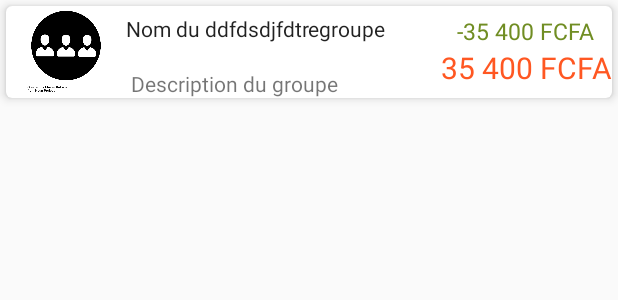
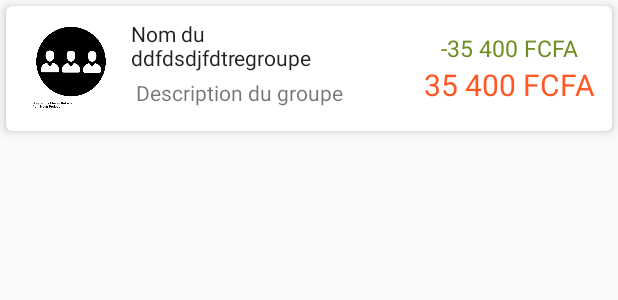
Before and after one commit to tsafdagh/money-pal, an Android app: the layout item_objective_group.xml on its own in the app's theme, with its tools: preview values and no code run, on a phone screen of 412 x 824 dp. Shown: the top 300 px of the screen. Run offline under Robolectric (Android 15) with nearby library versions, the phone set to English and light mode, and no system bars.

```diff
--- a/app/src/main/java/com/kola/moneypal/utils/GobalConfig.kt
+++ b/app/src/main/java/com/kola/moneypal/utils/GobalConfig.kt
@@ -10,5 +10,7 @@ object GobalConfig {
 
     val EXTRAT_REFERENCE_OBJ_GROUP_STRING = "objective_group"
     val EXTRAT_REFERENCE_OBJ_GROUP_ID_STRING = "objective_group_id"
+    val CONTRIBUTED_USER_AMOUNT = "montant_cotiser"
+    val DATE_CONTRIBUTED_ON_GROUP = "contributed_date"
 
 }
--- a/app/src/main/res/layout/fragment_home.xml
+++ b/app/src/main/res/layout/fragment_home.xml
@@ -50,7 +50,7 @@
         <LinearLayout
                 android:layout_width="match_parent"
                 android:layout_height="wrap_content"
-                android:orientation="vertical">
+                android:orientation="vertical" android:background="@color/common_google_signin_btn_text_dark_focused">
             <androidx.recyclerview.widget.RecyclerView
                     android:id="@+id/recycle_view_categorie_transactions"
                     android:orientation="horizontal"
--- a/app/src/main/res/layout/item_objective_group.xml
+++ b/app/src/main/res/layout/item_objective_group.xml
@@ -17,6 +17,7 @@
     <RelativeLayout
             android:layout_width="wrap_content"
             android:id="@+id/id_relativeYaout"
+            android:padding="3dp"
             android:layout_height="match_parent">
 
         <ImageView
@@ -29,7 +30,7 @@
 
         <TextView
                 android:id="@+id/id_text_view_name_groupe_item"
-                android:layout_width="wrap_content"
+                android:layout_width="161dp"
                 android:layout_height="wrap_content"
                 android:layout_toEndOf="@id/id_imag_group_item"
                 android:layout_marginStart="10dp"
@@ -41,21 +42,21 @@
 
         <TextView
                 android:id="@+id/id_textview_description_group_item"
-                android:layout_width="wrap_content"
-                android:layout_height="wrap_content"
+                android:layout_width="173dp"
+                android:layout_height="32dp"
                 android:layout_alignStart="@+id/id_text_view_name_groupe_item"
                 android:layout_below="@+id/id_text_view_name_groupe_item"
                 android:layout_marginStart="3dp"
                 android:ellipsize="end"
-                android:maxWidth="180dp"
                 android:textAppearance="@style/Base.TextAppearance.AppCompat.Small"
                 tools:text="Description du groupe"
-                android:layout_marginTop="17dp"/>
+                android:layout_marginTop="4dp"/>
     </RelativeLayout>
-    <LinearLayout android:layout_width="wrap_content"
+    <LinearLayout android:layout_width="136dp"
                   android:layout_height="match_parent"
                   android:layout_gravity="right"
                   android:orientation="vertical"
+                  android:padding="3dp"
                   android:gravity="center"
                   android:layout_toEndOf="@+id/id_relativeYaout">
         <TextView
```
Also changed, not shown: app/src/main/java/com/kola/moneypal/DetailsObjectiveGroup.kt (+25 -18 lines), app/src/main/java/com/kola/moneypal/utils/AnotherUtil.kt (+10 -0 lines), app/src/main/java/com/kola/moneypal/utils/FireStoreUtil.kt (+80 -3 lines).
